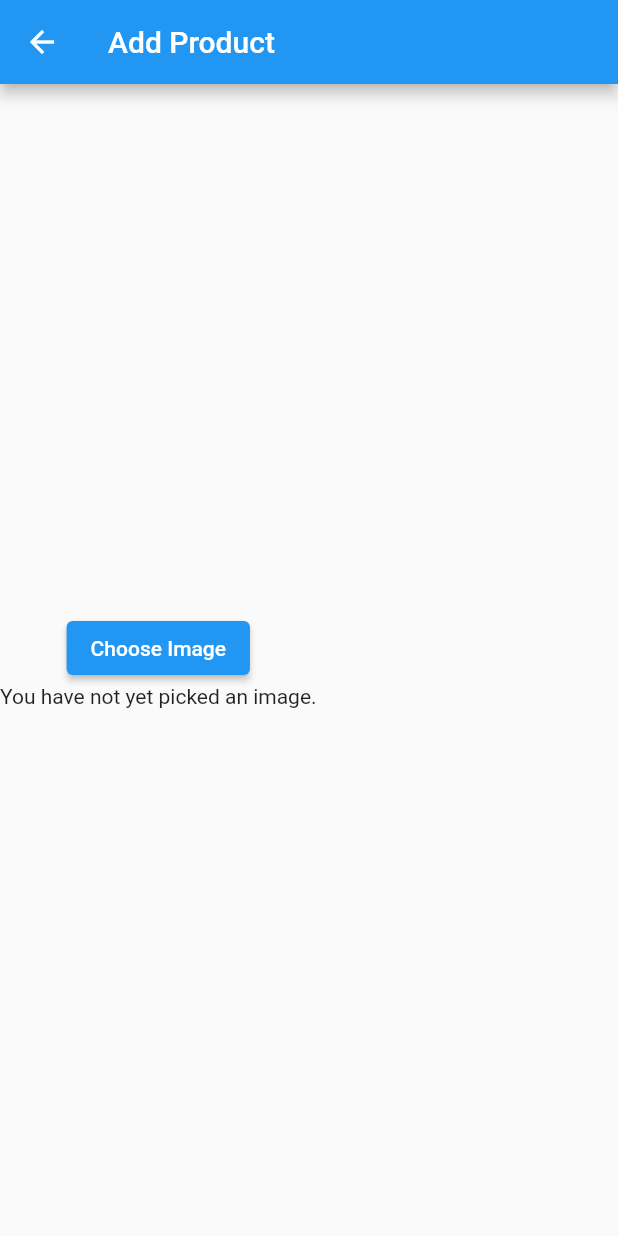
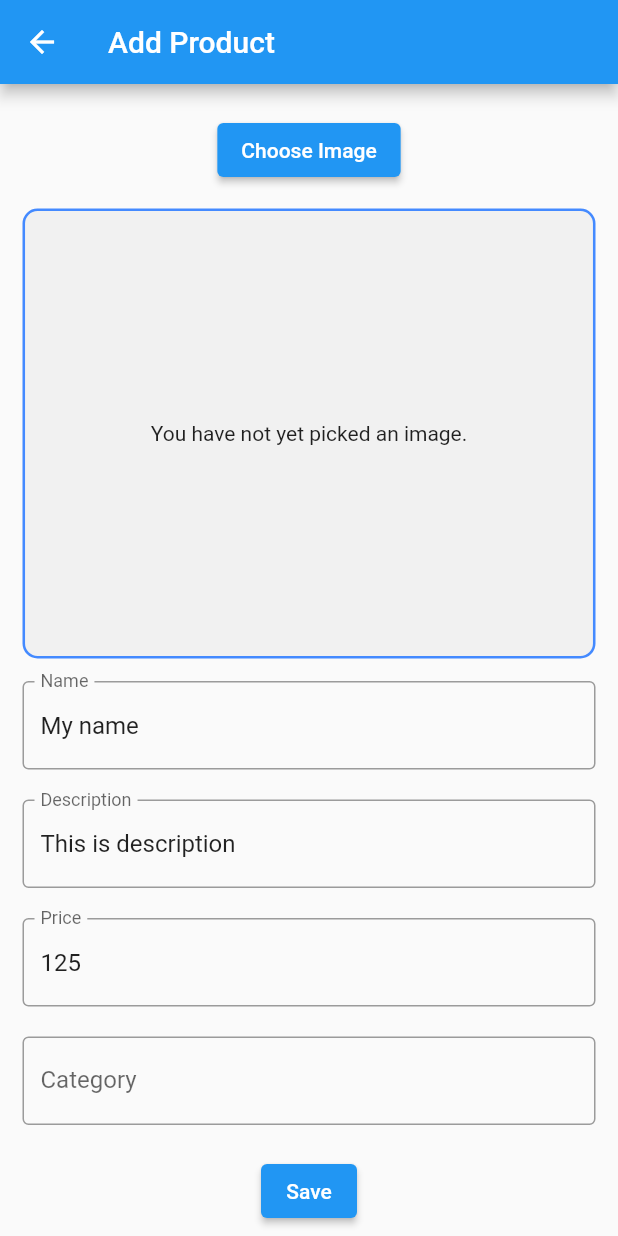
Before and after one commit to lohitagarwalla/shop_app_using_flutter, a Flutter app: the screen it shows after launch, scrolled down 248 dp, after a tap on the "add" icon, on a phone screen of 412 x 824 dp. Run offline on Flutter 3.47's test engine with Material 2 defaults, Android fonts, the phone set to English and light mode, and no system bars; our stand-ins replace image_picker; network calls fail.

Commit message:
Add create product form
Signed-off-by: lohitagarwalla <lohitagarwalla@gmail.com>

```diff
--- a/lib/components/add_product.dart
+++ b/lib/components/add_product.dart
@@ -1,23 +1,46 @@
 import 'dart:io';
 import 'package:flutter/material.dart';
+import 'package:ghs_app/components/utility.dart';
+import 'package:ghs_app/components/viewChosenImage.dart';
 import 'package:image_picker/image_picker.dart';
 
 class AddProductPage extends StatefulWidget {
-  const AddProductPage({Key? key}) : super(key: key);
+  final String? name;
+  final String? description;
+  final String? price;
+  final String? category;
+
+  AddProductPage(
+      {Key? key, this.name, this.description, this.price, this.category})
+      : super(key: key);
 
   @override
-  _AddProductPageState createState() => _AddProductPageState();
+  _AddProductPageState createState() => _AddProductPageState(
+      nameInit: this.name,
+      descriptionInit: this.description,
+      priceInit: this.price,
+      categoryInit: this.category);
 }
 
 class _AddProductPageState extends State<AddProductPage> {
-  Future<File>? file;
-  String status = '';
-  String? base64Image;
-  File? tmpFile;
-  String errMessage = 'Error Uploading Image';
+  _AddProductPageState(
+      {this.nameInit, this.descriptionInit, this.priceInit, this.categoryInit});
+
+  final _nameControl = TextEditingController();
+  String? nameInit;
+
+  final _descriptionControl = TextEditingController();
+  String? descriptionInit;
+
+  final _priceControl = TextEditingController();
+  String? priceInit;
+
+  final _categoryControl = TextEditingController();
+  String? categoryInit;
 
   final _picker = ImagePicker();
   PickedFile? imagePickedFile;
+  String? imageString;
 
   Future<void> retrieveLostData() async {
     final LostData response = await _picker.getLostData();
@@ -33,13 +56,17 @@ class _AddProductPageState extends State<AddProductPage> {
 
   Widget _previewImages() {
     if (imagePickedFile != null) {
-      return Image.file(
+      return ViewChosenImage(
+        child: Image.file(
           File(imagePickedFile!.path),
+        ),
       );
     } else {
-      return const Text(
+      return ViewChosenImage(
+        child: Text(
           'You have not yet picked an image.',
           textAlign: TextAlign.center,
+        ),
       );
     }
   }
@@ -59,39 +86,22 @@ class _AddProductPageState extends State<AddProductPage> {
             return _previewImages();
           default:
             if (snapshot.hasError) {
-              return Text(
-                'Pick image/video error: ${snapshot.error}}',
+              return ViewChosenImage(
+                child: Text(
+                  'Pick image error: ${snapshot.error}}',
                   textAlign: TextAlign.center,
+                ),
               );
             } else {
-              return const Text(
+              return ViewChosenImage(
+                child: Text(
                   'You have not yet picked an image.',
                   textAlign: TextAlign.center,
+                ),
               );
             }
         }
       },
-    );
-  }
-
-  @override
-  Widget build(BuildContext context) {
-    return Scaffold(
-      appBar: AppBar(
-        title: Text('Add Product'),
-      ),
-      body: Column(
-        mainAxisAlignment: MainAxisAlignment.center,
-        children: <Widget>[
-          ElevatedButton(
-            onPressed: () {
-              _onImageButtonPressed(ImageSource.gallery, context: context);
-            },
-            child: Text('Choose Image'),
-          ),
-          showImage()
-        ],
-      ),
     );
   }
 
@@ -102,9 +112,127 @@ class _AddProductPageState extends State<AddProductPage> {
       setState(() {
         imagePickedFile = pickedFile;
       });
+      imageString = await convertImageToString(File(pickedFile!.path));
+      print(imageString);
     } catch (e) {
       print('Some error occured');
       setState(() {});
     }
   }
+
+  @override
+  void initState() {
+    _nameControl.addListener(_nameControllPrint);
+    _nameControl.value =
+        TextEditingValue(text: nameInit == null ? '' : nameInit!);
+    _descriptionControl.value =
+        TextEditingValue(text: descriptionInit == null ? '' : descriptionInit!);
+    _priceControl.value =
+        TextEditingValue(text: priceInit == null ? '' : priceInit!);
+    _categoryControl.value =
+        TextEditingValue(text: categoryInit == null ? '' : categoryInit!);
+    super.initState();
   }
+
+  void _nameControllPrint() {
+    print(_nameControl.text);
+  }
+
+  @override
+  void dispose() {
+    _nameControl.dispose();
+    _descriptionControl.dispose();
+    _priceControl.dispose();
+    _categoryControl.dispose();
+    super.dispose();
+  }
+
+  @override
+  Widget build(BuildContext context) {
+    return Scaffold(
+      appBar: AppBar(
+        title: Text('Add Product'),
+      ),
+      body: SingleChildScrollView(
+        child: Column(
+          mainAxisAlignment: MainAxisAlignment.center,
+          children: <Widget>[
+            SizedBox(
+              height: 20,
+            ),
+            ElevatedButton(
+              onPressed: () {
+                _onImageButtonPressed(ImageSource.gallery, context: context);
+              },
+              child: Text('Choose Image'),
+            ),
+            showImage(),
+            Padding(
+              padding: EdgeInsets.symmetric(horizontal: 15),
+              child: TextField(
+                controller: _nameControl,
+                decoration: InputDecoration(
+                    border: OutlineInputBorder(),
+                    labelText: 'Name',
+                    hintText: 'Enter name of the product'),
+              ),
+            ),
+            SizedBox(
+              height: 20,
+            ),
+            Padding(
+              padding: EdgeInsets.symmetric(horizontal: 15),
+              child: TextFormField(
+                controller: _descriptionControl,
+                textCapitalization: TextCapitalization.sentences,
+                decoration: InputDecoration(
+                    border: OutlineInputBorder(),
+                    labelText: 'Description',
+                    hintText: 'Enter Description of the product'),
+              ),
+            ),
+            SizedBox(
+              height: 20,
+            ),
+            Padding(
+              padding: EdgeInsets.symmetric(horizontal: 15),
+              child: TextField(
+                controller: _priceControl,
+                keyboardType: TextInputType.number,
+                decoration: InputDecoration(
+                    border: OutlineInputBorder(),
+                    labelText: 'Price',
+                    hintText: 'Enter Price of the product'),
+              ),
+            ),
+            SizedBox(
+              height: 20,
+            ),
+            Padding(
+              padding: EdgeInsets.symmetric(horizontal: 15),
+              child: TextField(
+                controller: _categoryControl,
+                decoration: InputDecoration(
+                    border: OutlineInputBorder(),
+                    labelText: 'Category',
+                    hintText: 'Enter Category of the product'),
+              ),
+            ),
+            SizedBox(
+              height: 20,
+            ),
+            ElevatedButton(
+              onPressed: () {
+                print(_nameControl.text);
+              },
+              child: Text('Save'),
+            ),
+            SizedBox(
+              height: 40,
+            ),
+          ],
+        ),
+      ),
+    );
+  }
+}
--- a/lib/components/productCard.dart
+++ b/lib/components/productCard.dart
@@ -8,7 +8,8 @@ class ProductCard extends StatelessWidget {
       this.itemNo = 0,
       this.desctiption = '',
       this.price = 0,
-      this.category = ''});
+      this.category = '',
+      this.isEditable = false});
 
   final String imageUrl;
   final String productName;
@@ -16,6 +17,7 @@ class ProductCard extends StatelessWidget {
   final String desctiption;
   final int price;
   final String category;
+  final bool isEditable;
 
   @override
   Widget build(BuildContext context) {
@@ -71,6 +73,11 @@ class ProductCard extends StatelessWidget {
                     property: 'Category',
                     value: category,
                   ),
+                  if (isEditable)
+                    ElevatedButton(
+                      onPressed: () {},
+                      child: Text('edit'),
+                    ),
                 ],
               ),
             ),
--- /dev/null
+++ b/lib/components/utility.dart
@@ -0,0 +1,14 @@
+import 'dart:convert';
+import 'dart:io';
+
+Future<String>? convertImageToString(File file) async {
+  var bytes = await file.readAsBytes();
+  return base64Encode(bytes);
+}
+
+Future<File>? convertStringToImage(String img) async {
+  var bytes = base64Decode(img);
+
+  var file = File("decodedBezkoder.png"); //TODO UPDATE FILE EXTENSION
+  return await file.writeAsBytes(bytes);
+}
--- /dev/null
+++ b/lib/components/viewChosenImage.dart
@@ -0,0 +1,25 @@
+import 'package:flutter/material.dart';
+
+class ViewChosenImage extends StatelessWidget {
+  ViewChosenImage({required this.child});
+  final Widget child;
+
+  @override
+  Widget build(BuildContext context) {
+    return Container(
+      decoration: BoxDecoration(
+        border: Border.all(
+          color: Colors.blueAccent,
+          width: 1.7,
+        ),
+        color: Color.fromARGB(10, 10, 10, 10),
+        borderRadius: BorderRadius.circular(10),
+      ),
+      height: 300,
+      margin: const EdgeInsets.all(15.0),
+      padding: EdgeInsets.all(10),
+      width: double.infinity,
+      child: Center(child: child),
+    );
+  }
+}
--- a/lib/homePage.dart
+++ b/lib/homePage.dart
@@ -74,6 +74,9 @@ class _HomePageState extends State<HomePage> {
         title: Row(
           children: [
             Icon(Icons.account_circle),
+            SizedBox(
+              width: 10,
+            ),
             Text('my_app'),
           ],
         ),
@@ -84,7 +87,12 @@ class _HomePageState extends State<HomePage> {
                 Navigator.push(
                   context,
                   MaterialPageRoute(
-                    builder: (context) => AddProductPage(),
+                    builder: (context) => AddProductPage(
+                      name: 'My name',
+                      description: 'This is description',
+                      price: '125',
+                      // category: 'New Category',
+                    ),
                   ),
                 );
               },
@@ -131,6 +139,7 @@ class _HomePageState extends State<HomePage> {
                         itemNo: products[index].getitemNo(),
                         desctiption: products[index].getdescription(),
                         category: products[index].getcategory(),
+                        isEditable: isLogged,
                       );
               },
             ),
```
Lines whose indentation alone changed are shown as unchanged.
